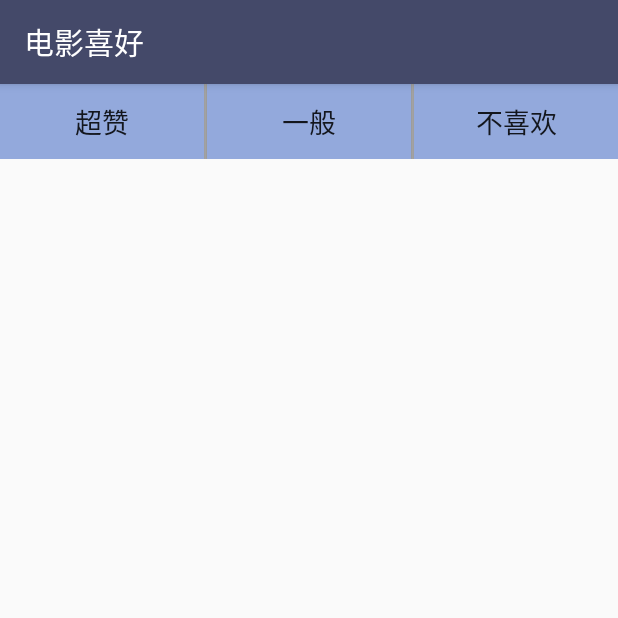
After one commit to fjtkchenhuan/HotFilm, an Android app: the FilmLovedActivity screen opened directly, with no data from a screen before it, on a phone screen of 412 x 824 dp, the top half of it. The commit adds this screen. Run offline under Robolectric (Android 15) with nearby library versions, the phone set to English and light mode, and no system bars.

Commit message:
展示不同喜爱程度的电影

```diff
--- /dev/null
+++ b/app/src/main/java/app/com/example/android/hotfilm/activity/FilmLovedActivity.java
@@ -0,0 +1,79 @@
+package app.com.example.android.hotfilm.activity;
+
+import android.os.Bundle;
+import android.support.v7.app.AppCompatActivity;
+import android.view.View;
+import android.widget.ArrayAdapter;
+import android.widget.Button;
+import android.widget.ListView;
+
+import java.util.ArrayList;
+import java.util.List;
+
+import app.com.example.android.hotfilm.R;
+import app.com.example.android.hotfilm.dao.FilmRecord;
+import app.com.example.android.hotfilm.dao.FilmRepository;
+
+public class FilmLovedActivity extends AppCompatActivity implements View.OnClickListener{
+
+    private ListView listView;
+    private FilmRepository repository;
+    private Button btn1;
+    private Button btn2;
+    private Button btn3;
+    private List<FilmRecord> filmRecords;
+
+    @Override
+    protected void onCreate(Bundle savedInstanceState) {
+        super.onCreate(savedInstanceState);
+        setContentView(R.layout.activity_film_loved);
+        repository = FilmRepository.getFilmRepository(this);
+        filmRecords = new ArrayList<>();
+
+        btn1 = (Button) findViewById(R.id.btn_like);
+        btn2 = (Button) findViewById(R.id.btn_normal);
+        btn3 = (Button) findViewById(R.id.btn_not_like);
+
+        btn1.setOnClickListener(this);
+        btn2.setOnClickListener(this);
+        btn3.setOnClickListener(this);
+        listView = (ListView) findViewById(R.id.loved_film_listView);
+
+
+    }
+
+    @Override
+    public void onClick(View v) {
+        switch (v.getId()) {
+            case R.id.btn_like:
+                filmRecords = repository.queryFilmTable("very_like");
+                btn1.setBackgroundColor(getResources().getColor(R.color.select_btn_pressed));
+                btn2.setBackgroundColor(getResources().getColor(R.color.translate_btn));
+                btn3.setBackgroundColor(getResources().getColor(R.color.translate_btn));
+                break;
+            case R.id.btn_normal:
+                filmRecords = repository.queryFilmTable("normal");
+                btn2.setBackgroundColor(getResources().getColor(R.color.select_btn_pressed));
+                btn1.setBackgroundColor(getResources().getColor(R.color.translate_btn));
+                btn3.setBackgroundColor(getResources().getColor(R.color.translate_btn));
+                break;
+            case R.id.btn_not_like:
+                filmRecords = repository.queryFilmTable("not_like");
+                btn3.setBackgroundColor(getResources().getColor(R.color.select_btn_pressed));
+                btn1.setBackgroundColor(getResources().getColor(R.color.translate_btn));
+                btn2.setBackgroundColor(getResources().getColor(R.color.translate_btn));
+                break;
+        }
+        setData();
+    }
+
+    private void setData() {
+        List<String> titles = new ArrayList<>();
+        for (int i = 0; i < filmRecords.size(); i++) {
+            titles.add(filmRecords.get(i).getFilmName());
+        }
+        ArrayAdapter arrayAdapter = new ArrayAdapter(this,android.R.layout.simple_list_item_1,titles);
+        listView.setAdapter(arrayAdapter);
+    }
+
+}
--- a/app/src/main/java/app/com/example/android/hotfilm/fragment/MainFragment.java
+++ b/app/src/main/java/app/com/example/android/hotfilm/fragment/MainFragment.java
@@ -14,6 +14,7 @@ import android.view.ViewGroup;
 import android.widget.GridView;
 
 import app.com.example.android.hotfilm.R;
+import app.com.example.android.hotfilm.activity.FilmLovedActivity;
 import app.com.example.android.hotfilm.activity.SettingActivity;
 import app.com.example.android.hotfilm.adapter.FilmAdapter;
 import app.com.example.android.hotfilm.net.HotFilmAsyncTask;
@@ -53,6 +54,11 @@ public class MainFragment extends Fragment {
             startActivity(intent);
             return true;
         }
+        if (id == R.id.action_kind) {
+            Intent intent = new Intent(getContext(), FilmLovedActivity.class);
+            startActivity(intent);
+            return true;
+        }
         return super.onOptionsItemSelected(item);
     }
 
--- /dev/null
+++ b/app/src/main/res/drawable/select_btn_selector.xml
@@ -0,0 +1,5 @@
+<?xml version="1.0" encoding="utf-8"?>
+<selector xmlns:android="http://schemas.android.com/apk/res/android">
+    <item android:state_pressed="true" android:drawable="@color/select_btn_pressed"/>
+    <item android:drawable="@color/select_btn_not_pressed"/>
+</selector>
--- /dev/null
+++ b/app/src/main/res/layout/activity_film_loved.xml
@@ -0,0 +1,48 @@
+<?xml version="1.0" encoding="utf-8"?>
+<LinearLayout android:id="@+id/activity_film_loved"
+    xmlns:android="http://schemas.android.com/apk/res/android"
+    xmlns:tools="http://schemas.android.com/tools"
+    android:layout_width="match_parent"
+    android:layout_height="match_parent"
+    android:orientation="vertical"
+    tools:context="app.com.example.android.hotfilm.activity.FilmLovedActivity">
+
+    <LinearLayout
+        android:id="@+id/linearLayout"
+        android:layout_width="match_parent"
+        android:layout_height="50dp"
+        android:orientation="horizontal"
+        android:background="@color/select_btn_not_pressed">
+
+        <Button
+            android:id="@+id/btn_like"
+            style="@style/select_button"
+            android:text="超赞" />
+
+        <View
+            android:layout_width="2dp"
+            android:layout_height="match_parent"
+            android:background="#ADADAD" />
+
+        <Button
+            android:id="@+id/btn_normal"
+            style="@style/select_button"
+            android:text="一般" />
+
+        <View
+            android:layout_width="2dp"
+            android:layout_height="match_parent"
+            android:background="#ADADAD" />
+
+        <Button
+            android:id="@+id/btn_not_like"
+            style="@style/select_button"
+            android:text="不喜欢" />
+    </LinearLayout>
+
+    <ListView
+        android:id="@+id/loved_film_listView"
+        android:layout_width="match_parent"
+        android:layout_height="wrap_content"
+        android:layout_weight="1" />
+</LinearLayout>
--- a/app/src/main/res/menu/main_fragment_menu.xml
+++ b/app/src/main/res/menu/main_fragment_menu.xml
@@ -7,4 +7,7 @@
     <item android:id="@+id/action_refresh"
         android:title="@string/action_refresh"
         app:showAsAction="never"/>
+    <item android:id="@+id/action_kind"
+        android:title="@string/action_kind"
+        app:showAsAction="never"/>
 </menu>
--- a/app/src/main/res/values/colors.xml
+++ b/app/src/main/res/values/colors.xml
@@ -8,4 +8,7 @@
 
     <drawable name="transparent">#00000000</drawable>
     <color name="film_detail_text">#65d5de</color>
+    <color name="select_btn_pressed">#2b5fd7</color>
+    <color name="select_btn_not_pressed">#93a9dc</color>
+    <color name="translate_btn">#00000000</color>
 </resources>
--- a/app/src/main/res/values/strings.xml
+++ b/app/src/main/res/values/strings.xml
@@ -19,4 +19,6 @@
     <string name="film_vote_average">vote_average: </string>
     <string name="film_overview">overview: </string>
     <string name="film_collect">电影收藏</string>
+    <string name="action_kind">电影喜好</string>
+
 </resources>
--- a/app/src/main/res/values/styles.xml
+++ b/app/src/main/res/values/styles.xml
@@ -55,4 +55,12 @@
         <item name="android:windowCloseOnTouchOutside">false</item>
     </style>
 
+    <style name="select_button">
+        <item name="android:layout_height">50dp</item>
+        <item name="android:layout_width">wrap_content</item>
+        <item name="android:textSize">18sp</item>
+        <item name="android:layout_weight">1</item>
+        <item name="android:background">@drawable/select_btn_selector</item>
+    </style>
+
 </resources>
```
Also changed, not shown: app/src/main/AndroidManifest.xml (+7 -2 lines), app/src/main/java/app/com/example/android/hotfilm/activity/CollectActivity.java (+1 -26 lines), app/src/main/res/layout/activity_collect.xml (+3 -24 lines).
